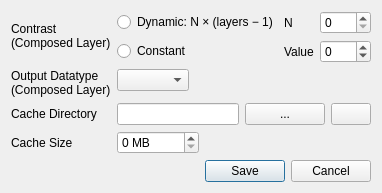
mobermayer/layer-slider, file src/SettingsDialogBase.ui: the form before one commit.
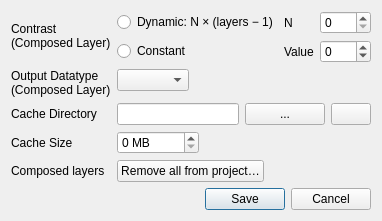
The form after the commit.

Diff of the .ui file:
```diff
--- a/src/SettingsDialogBase.ui
+++ b/src/SettingsDialogBase.ui
@@ -169,7 +169,42 @@
      </property>
     </widget>
    </item>
-   <item row="4" column="0" colspan="2">
+   <item row="4" column="0">
+    <widget class="QLabel" name="label_remove_composed">
+     <property name="text">
+      <string>Composed layers</string>
+     </property>
+    </widget>
+   </item>
+   <item row="4" column="1">
+    <widget class="QWidget" name="remove_composed_widget" native="true">
+     <layout class="QVBoxLayout" name="remove_composed_layout">
+      <property name="leftMargin">
+       <number>0</number>
+      </property>
+      <property name="topMargin">
+       <number>0</number>
+      </property>
+      <property name="rightMargin">
+       <number>0</number>
+      </property>
+      <property name="bottomMargin">
+       <number>0</number>
+      </property>
+      <item>
+       <widget class="QPushButton" name="btn_remove_all_composed_layers">
+        <property name="text">
+         <string>Remove all from project…</string>
+        </property>
+        <property name="toolTip">
+         <string>Remove plugin-managed composed raster layers. Duplicated layers (copies) are not removed.</string>
+        </property>
+       </widget>
+      </item>
+     </layout>
+    </widget>
+   </item>
+   <item row="5" column="0" colspan="2">
     <widget class="QDialogButtonBox" name="button_box">
      <property name="standardButtons">
       <set>QDialogButtonBox::Save|QDialogButtonBox::Cancel</set>
```
